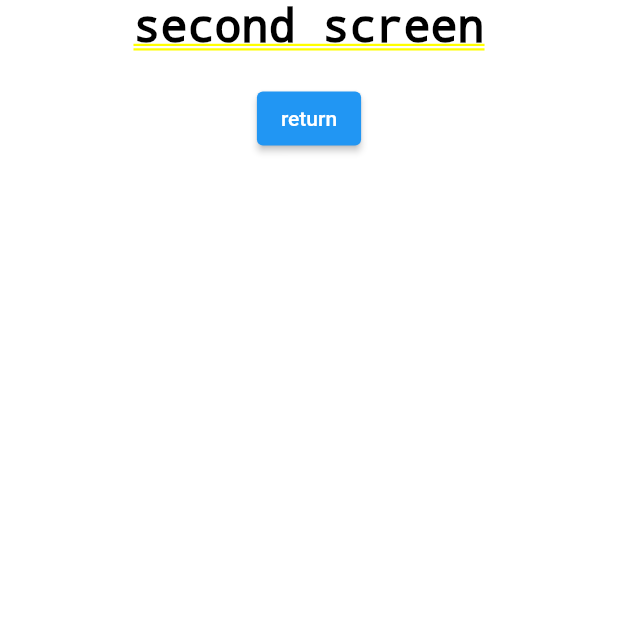
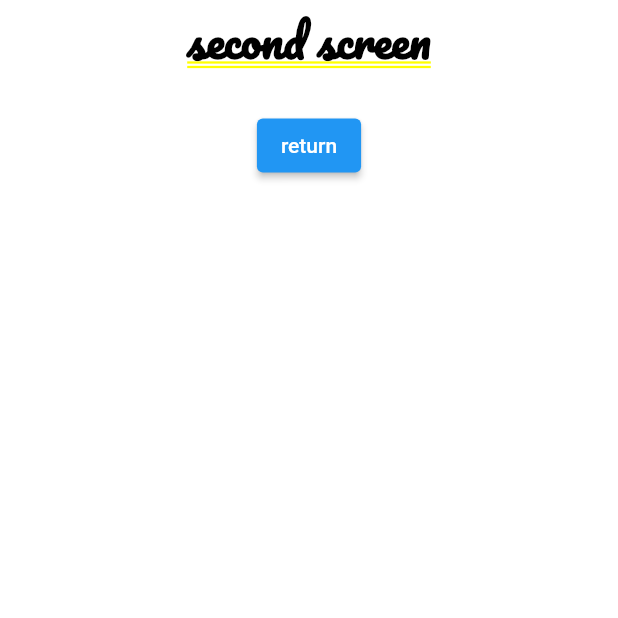
Before and after one commit to Amerr99/screens-and-drop-down-menu, a Flutter app: the screen it shows after launch, after a tap on "second screen", on a phone screen of 412 x 824 dp, the top half of it. Run offline on Flutter 3.47's test engine with Material 2 defaults, Android fonts, the phone set to English and light mode, and no system bars; Roboto replaces fonts that are missing (RussoOne).

Commit message:
editing font-family

```diff
--- a/lib/main.dart
+++ b/lib/main.dart
@@ -1,8 +1,13 @@
 import 'package:flutter/material.dart';
 import 'package:screens/screens/secondscreen.dart';
 import 'screens/firstscreen.dart';
+
 void main() {
-  runApp(const MaterialApp(home: Home(),));
+  runApp( MaterialApp(
+    home: const Home(),
+    theme: ThemeData(fontFamily: 'RussoOne'),
+
+  ));
 }
 
 class Home extends StatefulWidget {
@@ -20,39 +25,43 @@ class _HomeState extends State<Home> {
       body: Center(
         child: Column(
           mainAxisAlignment: MainAxisAlignment.center,
-          children:  [
+          children: [
             Container(
               margin: EdgeInsets.all(20),
-              child:
-            Text("Main Screen",style: TextStyle(fontSize: 30,color: Colors.black),),),
+              child: const Text(
+                "Main Screen",
+                style: TextStyle(
+                    fontSize: 30, color: Colors.black, fontFamily: 'RussoOne'),
+              ),
+            ),
             ElevatedButton.icon(
-
-              onPressed:
-              () {
-                setState(() {
-                  Navigator.push(context, MaterialPageRoute(builder: (context) {
-                    return First();
-                  })
-                );});
-              }
-            , icon: Icon(Icons.add), label: Text("first screen")),
-            SizedBox(height: 20,),
-
-            ElevatedButton.icon(onPressed:
-              () {
-                setState(() {
-                  Navigator.push(context, MaterialPageRoute(builder: (context) {
-                    return Second();
-                  })
-                );});
-              }
-            , icon: Icon(Icons.add), label: Text("second screen"))
+                onPressed: () {
+                  setState(() {
+                    Navigator.push(context,
+                        MaterialPageRoute(builder: (context) {
+                      return const First();
+                    }));
+                  });
+                },
+                icon: const Icon(Icons.add),
+                label: const Text("first screen")),
+           const SizedBox(
+              height: 20,
+            ),
+            ElevatedButton.icon(
+                onPressed: () {
+                  setState(() {
+                    Navigator.push(context,
+                        MaterialPageRoute(builder: (context) {
+                      return Second();
+                    }));
+                  });
+                },
+                icon:const Icon(Icons.add),
+                label: const Text("second screen"))
           ],
         ),
       ),
-
-
-
     );
   }
 }
--- a/lib/screens/secondscreen.dart
+++ b/lib/screens/secondscreen.dart
@@ -11,16 +11,16 @@ class Second extends StatefulWidget {
 class _SecondState extends State<Second> {
   @override
   Widget build(BuildContext context) {
-    return Container(
-      child: Center(
+    return
+       Center(
         child: Column(
           children: [
             const Text(
                 "second screen",
-                style: TextStyle(fontSize: 30, color: Colors.black ),
+                style: TextStyle(fontSize: 30, color: Colors.black,fontFamily: 'Pacifico'  ),
 
             ),
-            SizedBox(height: 20,),
+            const SizedBox(height: 20,),
             ElevatedButton(
                 onPressed: () {
                   setState(() {
@@ -31,10 +31,9 @@ class _SecondState extends State<Second> {
                         ));
                   });
                 },
-                child: Text("return"))
+                child: const Text("return"))
           ],
         ),
-      ),
     );
   }
 }
```
Also changed, not shown: lib/screens/firstscreen.dart (+7 -6 lines), pubspec.yaml (+10 -12 lines), assets/fonts/AmaticSC-Regular.ttf (added), assets/fonts/Pacifico-Regular.ttf (added), assets/fonts/RussoOne-Regular.ttf (added), 1 other file.
